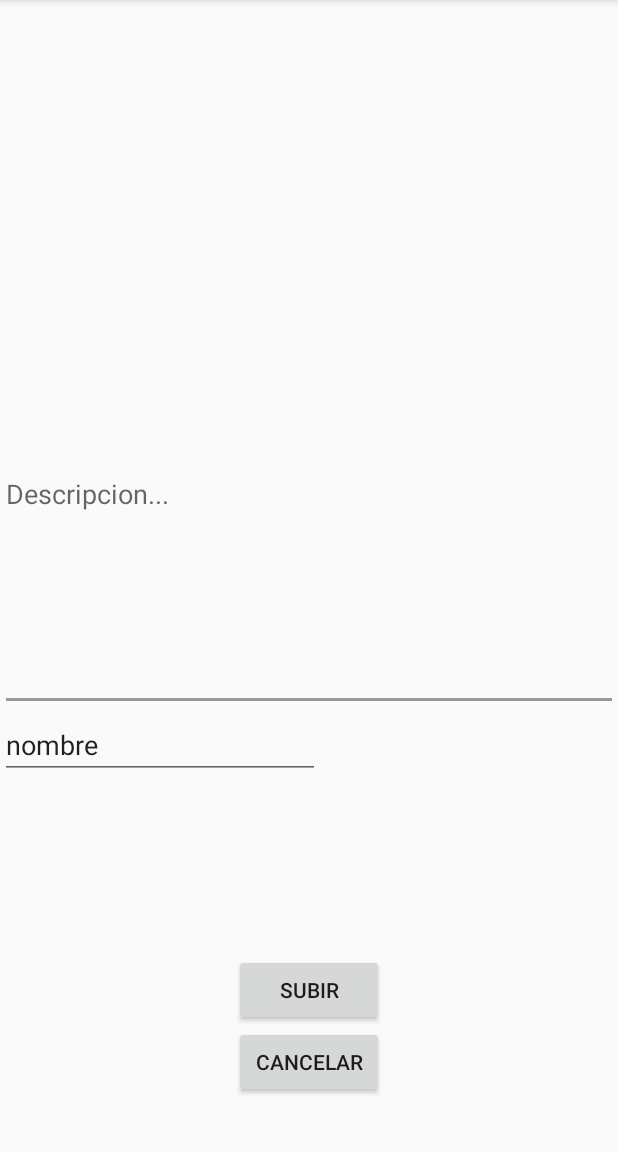
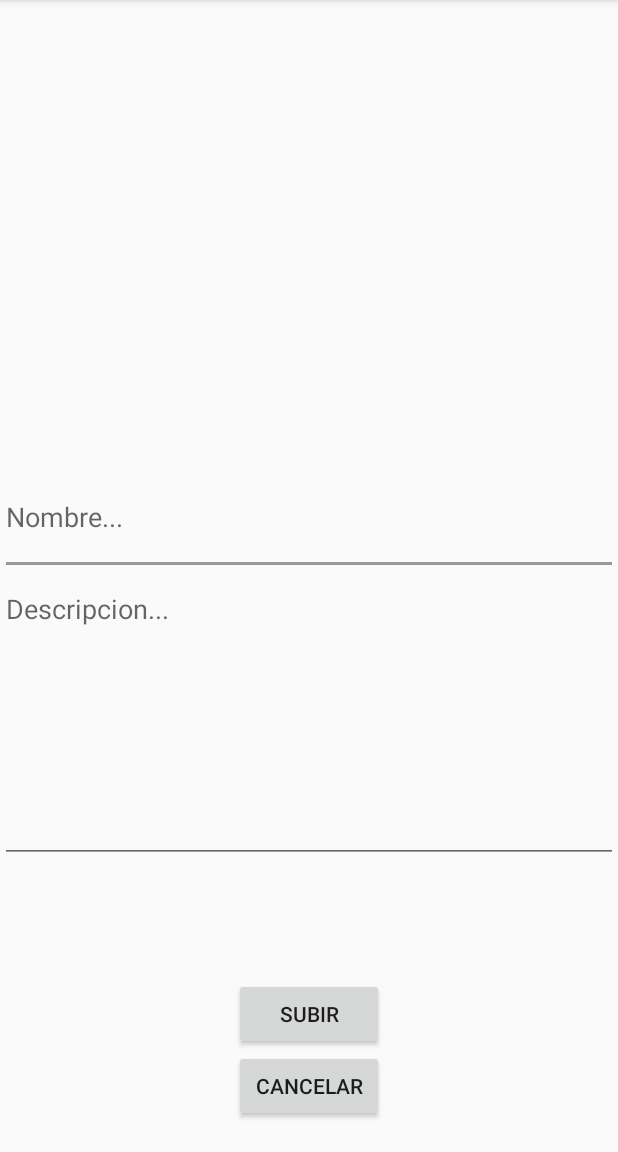
Before and after one commit to arsof-app/movilidad-reducida, an Android app: the InsertActivity screen opened directly, with no data from a screen before it, on a phone screen of 412 x 824 dp, the part 84-1236 px from its top. Run offline under Robolectric (Android 15) with nearby library versions, the phone set to English and light mode, and no system bars; libraries missing offline, so code that uses them is left out: com.parse; 1 statement that could not run was skipped.

Commit message:
Arreglado el retroceso en la rama de insert

```diff
--- a/Movilidad-Reducida/app/src/main/java/com/example/ibaitxo/movilidadreducida/CameraActivity.java
+++ b/Movilidad-Reducida/app/src/main/java/com/example/ibaitxo/movilidadreducida/CameraActivity.java
@@ -20,6 +20,7 @@ import android.os.Environment;
 import android.provider.MediaStore;
 import android.widget.FrameLayout;
 import android.widget.ImageView;
+import android.widget.Toast;
 
 import java.io.ByteArrayOutputStream;
 import java.util.Date;
@@ -40,7 +41,7 @@ public class CameraActivity extends AppCompatActivity{
     @Override
     public void onCreate(Bundle savedInstanceState) {
         super.onCreate(savedInstanceState);
-        setContentView(R.layout.activity_camera);
+        //setContentView(R.layout.activity_camera);
 
         Intent cameraIntent = new Intent(android.provider.MediaStore.ACTION_IMAGE_CAPTURE);
         startActivityForResult(cameraIntent, CAMERA_REQUEST);
@@ -48,6 +49,7 @@ public class CameraActivity extends AppCompatActivity{
     }
 
     protected void onActivityResult(int requestCode, int resultCode, Intent intent) {
+
         if (requestCode == CAMERA_REQUEST && resultCode == Activity.RESULT_OK) {
             Bitmap photo = (Bitmap) intent.getExtras().get("data");
             Log.v("CameraAcitvity: ",photo.toString());
@@ -60,6 +62,9 @@ public class CameraActivity extends AppCompatActivity{
             insertIntent.putExtra("image", byteArray);
             startActivityForResult(insertIntent, SHOW_INSERTACTIVITY);
         }
+        if (requestCode == CAMERA_REQUEST && resultCode == 0){
+            finish();
+        }
         if (requestCode == SHOW_INSERTACTIVITY && resultCode == Activity.RESULT_OK){
             setResult(RESULT_OK, intent);
             finish();
--- a/Movilidad-Reducida/app/src/main/java/com/example/ibaitxo/movilidadreducida/InsertActivity.java
+++ b/Movilidad-Reducida/app/src/main/java/com/example/ibaitxo/movilidadreducida/InsertActivity.java
@@ -84,4 +84,12 @@ public class InsertActivity extends AppCompatActivity{
         Location location = gps.getLocation();
         return location;
     }
+
+
+    @Override
+    public void onBackPressed(){
+
+        super.onBackPressed();
+        finish();
+    }
 }
--- a/Movilidad-Reducida/app/src/main/res/layout/activity_insert.xml
+++ b/Movilidad-Reducida/app/src/main/res/layout/activity_insert.xml
@@ -21,13 +21,33 @@
         android:layout_height="0dp"
         android:layout_weight="0.6"
         >
+        <RelativeLayout xmlns:android="http://schemas.android.com/apk/res/android"
+            android:id="@+id/activity_insert_bottom_text_nombre"
+            android:layout_width="match_parent"
+            android:layout_height="0dp"
+            android:layout_weight="0.10"
+            android:orientation="vertical">
+
+            <EditText
+                android:id="@+id/nombre"
+                android:layout_width="match_parent"
+                android:layout_height="match_parent"
+                android:layout_alignParentLeft="true"
+                android:layout_alignParentStart="true"
+                android:layout_alignParentTop="true"
+                android:textCursorDrawable="@null"
+                android:inputType="text"
+                android:hint="Nombre..." />
+        </RelativeLayout>
+
 
         <RelativeLayout xmlns:android="http://schemas.android.com/apk/res/android"
-            android:id="@+id/activity_insert_bottom_text"
+            android:id="@+id/activity_insert_bottom_text_descripcion"
             android:layout_width="match_parent"
             android:layout_height="0dp"
-            android:layout_weight="0.20"
+            android:layout_weight="0.25"
             android:orientation="vertical">
+
 
             <EditText
                 android:id="@+id/text"
@@ -38,7 +58,7 @@
                 android:layout_alignParentTop="true"
                 android:gravity="top"
                 android:hint="Descripcion..."
-                android:inputType="text"
+                android:inputType="text|textMultiLine|textCapSentences"
                 android:textCursorDrawable="@null" />
 
         </RelativeLayout>
@@ -48,7 +68,7 @@
             android:orientation="vertical"
             android:layout_width="match_parent"
             android:layout_height="0dp"
-            android:layout_weight="0.35"
+            android:layout_weight="0.25"
             >
 
             <Button
@@ -66,20 +86,8 @@
                 android:layout_alignLeft="@+id/button_subir"
                 android:layout_alignParentBottom="true"
                 android:layout_alignStart="@+id/button_subir"
-                android:layout_marginBottom="35dp"
+                android:layout_marginBottom="20dp"
                 android:text="@string/Cancelar" />
-
-            <EditText
-                android:id="@+id/nombre"
-                android:layout_width="wrap_content"
-                android:layout_height="wrap_content"
-                android:layout_alignParentLeft="true"
-                android:layout_alignParentStart="true"
-                android:layout_alignParentTop="true"
-                android:ems="10"
-                android:inputType="textPersonName"
-                android:text="nombre" />
-
 
         </RelativeLayout>
 
```
